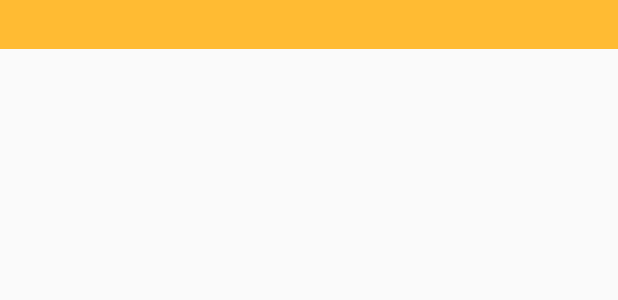
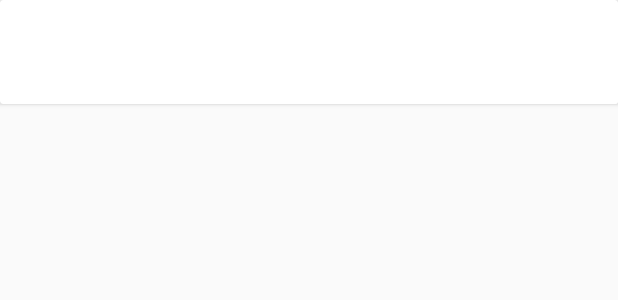
Before and after one commit to parshin/RoomWordSamle, an Android app: the layout recyclerview_item.xml on its own in the app's theme, with its tools: preview values and no code run, on a phone screen of 412 x 824 dp. Shown: the top 300 px of the screen. Run offline under Robolectric (Android 15) with nearby library versions, the phone set to English and light mode, and no system bars.

Commit message:
card view

```diff
--- a/app/build.gradle
+++ b/app/build.gradle
@@ -23,6 +23,8 @@ dependencies {
     implementation 'com.android.support:appcompat-v7:26.1.0'
     implementation 'com.android.support.constraint:constraint-layout:1.1.2'
     implementation 'com.android.support:design:26.1.0'
+    implementation 'com.android.support:cardview-v7:26.1.0'
+    implementation 'com.android.support:recyclerview-v7:26.0.0'
     testImplementation 'junit:junit:4.12'
     androidTestImplementation 'com.android.support.test:runner:1.0.2'
     androidTestImplementation 'com.android.support.test.espresso:espresso-core:3.0.2'
@@ -35,4 +37,6 @@ dependencies {
     // Lifecycle components
     implementation "android.arch.lifecycle:extensions:$rootProject.archLifecycleVersion"
     annotationProcessor "android.arch.lifecycle:compiler:$rootProject.archLifecycleVersion"
+
+
 }
--- a/app/src/main/java/com/example/msi/roomwordsample/WordListAdapter.java
+++ b/app/src/main/java/com/example/msi/roomwordsample/WordListAdapter.java
@@ -23,7 +23,7 @@ public class WordListAdapter extends RecyclerView.Adapter<WordListAdapter.WordVi
 
         private WordViewHolder(View itemView) {
             super(itemView);
-            wordItemView = itemView.findViewById(R.id.textView);
+            wordItemView = itemView.findViewById(R.id.textViewWord);
         }
     }
 
--- a/app/src/main/res/layout/recyclerview_item.xml
+++ b/app/src/main/res/layout/recyclerview_item.xml
@@ -1,12 +1,41 @@
 <?xml version="1.0" encoding="utf-8"?>
-<LinearLayout xmlns:android="http://schemas.android.com/apk/res/android"
-    android:orientation="vertical" android:layout_width="match_parent"
+<!--<LinearLayout xmlns:android="http://schemas.android.com/apk/res/android"-->
+<android.support.v7.widget.CardView xmlns:android="http://schemas.android.com/apk/res/android"
+    xmlns:app="http://schemas.android.com/apk/res-auto"
+    android:orientation="vertical"
+    android:layout_width="match_parent"
     android:layout_height="wrap_content">
+    <android.support.constraint.ConstraintLayout
+        android:layout_width="match_parent"
+        android:layout_height="match_parent">
 
-    <TextView
-        android:id="@+id/textView"
-        style="@style/word_title"
-        android:layout_width="match_parent"
-        android:layout_height="wrap_content"
-        android:background="@android:color/holo_orange_light" />
-</LinearLayout>
+        <TextView
+            android:id="@+id/textViewWord"
+            style="@style/word_title"
+            android:layout_width="match_parent"
+            android:layout_height="wrap_content"
+            android:layout_marginEnd="0dp"
+            android:layout_marginStart="2dp"
+            android:layout_marginTop="8dp"
+            android:textAppearance="@style/TextAppearance.AppCompat.Medium"
+            app:layout_constraintEnd_toEndOf="parent"
+            app:layout_constraintStart_toStartOf="parent"
+            app:layout_constraintTop_toTopOf="parent"
+            android:background="@android:color/background_light" />
+
+        <TextView
+            android:id="@+id/textViewTranslate"
+            style="@style/word_translate"
+            android:layout_width="match_parent"
+            android:layout_height="wrap_content"
+            android:layout_marginEnd="0dp"
+            android:layout_marginStart="2dp"
+            android:layout_marginTop="1dp"
+            android:maxLines="3"
+            app:layout_constraintEnd_toEndOf="parent"
+            app:layout_constraintStart_toStartOf="parent"
+            app:layout_constraintTop_toBottomOf="@+id/textViewWord"
+            android:background="@android:color/background_light"/>
+    </android.support.constraint.ConstraintLayout>
+</android.support.v7.widget.CardView>
+<!--</LinearLayout>-->
--- a/app/src/main/res/values/styles.xml
+++ b/app/src/main/res/values/styles.xml
@@ -27,5 +27,12 @@
         <item name="android:layout_marginBottom">6dp</item>
         <item name="android:paddingLeft">8dp</item>
     </style>
-
+    <style name="word_translate">
+        <item name="android:layout_width">match_parent</item>
+        <item name="android:layout_height">26dp</item>
+        <item name="android:textSize">20sp</item>
+        <item name="android:textStyle">italic</item>
+        <item name="android:layout_marginBottom">6dp</item>
+        <item name="android:paddingLeft">8dp</item>
+    </style>
 </resources>
```
